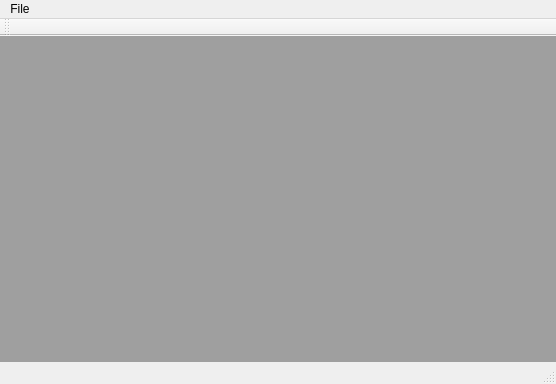
The window that ui/clip.ui (jonasstein/clip) describes before a commit, drawn with Qt 5.
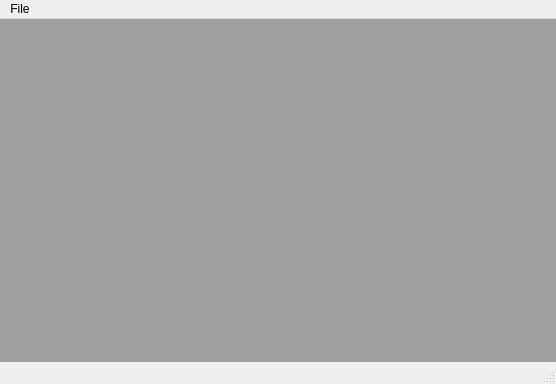
The same window after the commit.

Diff of the .ui file:
```diff
--- a/ui/clip.ui
+++ b/ui/clip.ui
@@ -40,14 +40,6 @@
    </widget>
    <addaction name="menuFile"/>
   </widget>
-  <widget class="QToolBar" name="mainToolBar">
-   <attribute name="toolBarArea">
-    <enum>TopToolBarArea</enum>
-   </attribute>
-   <attribute name="toolBarBreak">
-    <bool>false</bool>
-   </attribute>
-  </widget>
   <widget class="QStatusBar" name="statusBar"/>
   <action name="actionNew_Crystal">
    <property name="text">
```
Left out of the diff: 6 changed lines with no effect on the pictures.
